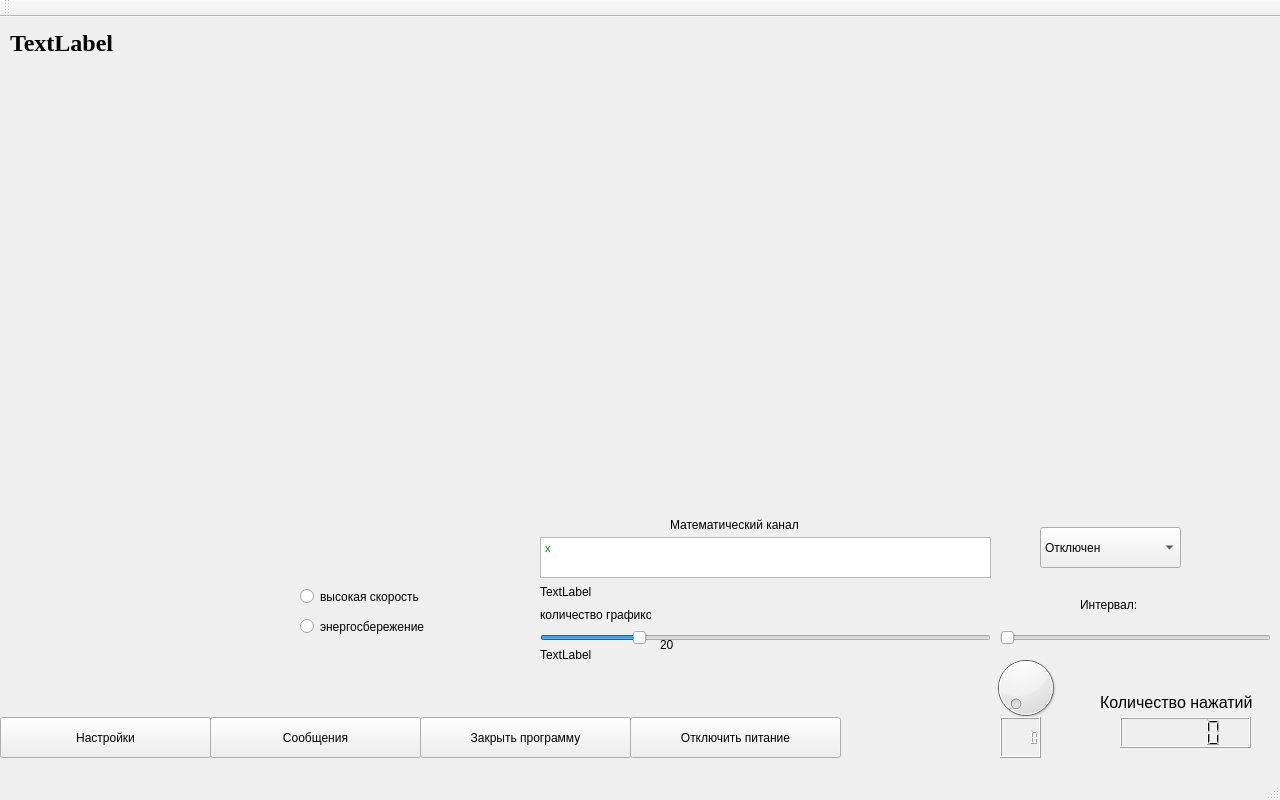
Qt form mainwindow.ui (tomyqg/topaz-m) before a commit.
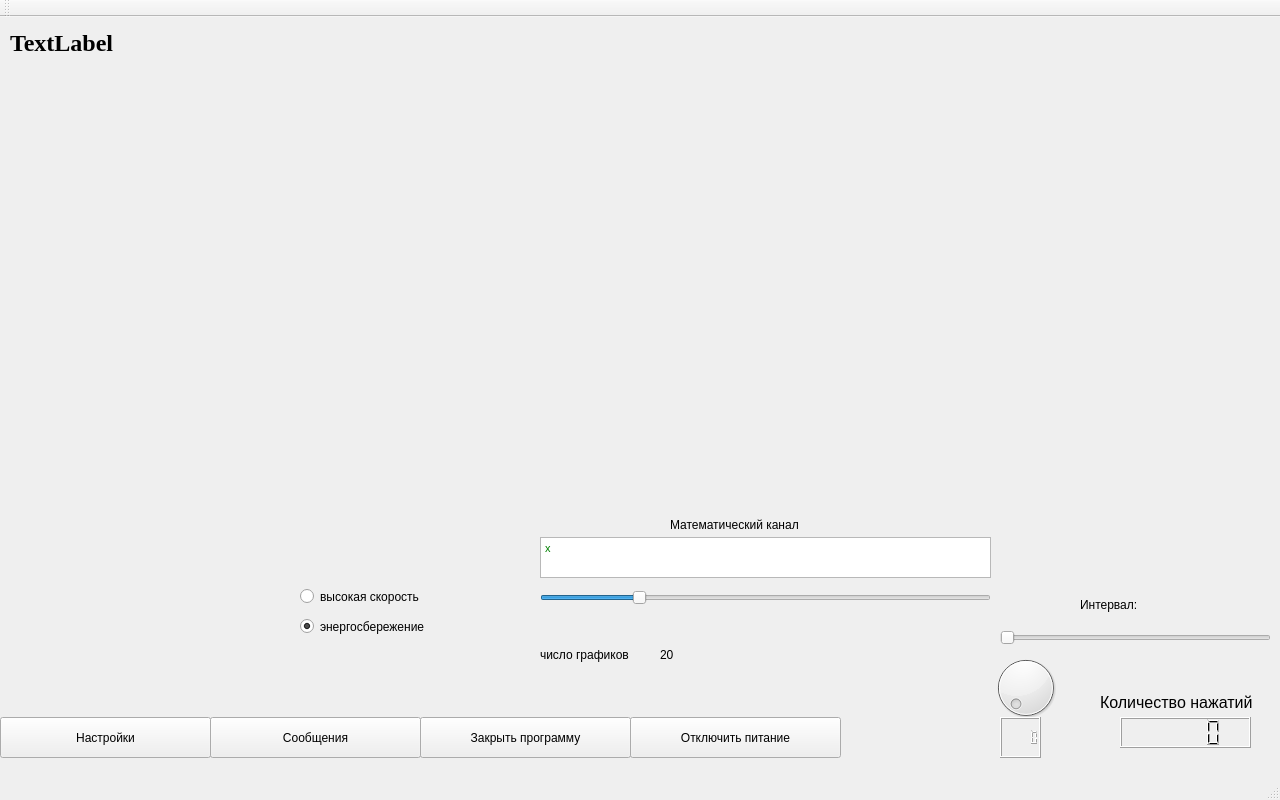
The same form after that commit. Icons and pictures are not drawn. Custom widgets are drawn as their Qt base class.

Diff of the .ui file:
```diff
--- a/mainwindow.ui
+++ b/mainwindow.ui
@@ -133,27 +133,11 @@
      <string>Математический канал</string>
     </property>
    </widget>
-   <widget class="QLabel" name="label_4">
-    <property name="geometry">
-     <rect>
-      <x>540</x>
-      <y>560</y>
-      <width>81</width>
-      <height>31</height>
-     </rect>
-    </property>
-    <property name="focusPolicy">
-     <enum>Qt::ClickFocus</enum>
-    </property>
-    <property name="text">
-     <string>TextLabel</string>
-    </property>
-   </widget>
    <widget class="QSlider" name="horizontalSlider">
     <property name="geometry">
      <rect>
       <x>540</x>
-      <y>610</y>
+      <y>570</y>
       <width>451</width>
       <height>22</height>
      </rect>
@@ -181,7 +165,7 @@
     <property name="geometry">
      <rect>
       <x>540</x>
-      <y>590</y>
+      <y>630</y>
       <width>111</width>
       <height>16</height>
      </rect>
@@ -190,14 +174,14 @@
      <enum>Qt::ClickFocus</enum>
     </property>
     <property name="text">
-     <string>количество графиков</string>
+     <string>число графиков</string>
     </property>
    </widget>
    <widget class="QLabel" name="label_6">
     <property name="geometry">
      <rect>
       <x>660</x>
-      <y>620</y>
+      <y>630</y>
       <width>111</width>
       <height>16</height>
      </rect>
@@ -303,22 +287,6 @@
      <string>Настройки</string>
     </property>
    </widget>
-   <widget class="QLabel" name="label_7">
-    <property name="geometry">
-     <rect>
-      <x>540</x>
-      <y>630</y>
-      <width>231</width>
-      <height>16</height>
-     </rect>
-    </property>
-    <property name="focusPolicy">
-     <enum>Qt::ClickFocus</enum>
-    </property>
-    <property name="text">
-     <string>TextLabel</string>
-    </property>
-   </widget>
    <widget class="QPushButton" name="pushButton_3">
     <property name="geometry">
      <rect>
@@ -335,61 +303,6 @@
      <string>Закрыть программу</string>
     </property>
    </widget>
-   <widget class="QComboBox" name="comboBox_13">
-    <property name="enabled">
-     <bool>true</bool>
-    </property>
-    <property name="geometry">
-     <rect>
-      <x>1040</x>
-      <y>510</y>
-      <width>141</width>
-      <height>41</height>
-     </rect>
-    </property>
-    <property name="mouseTracking">
-     <bool>false</bool>
-    </property>
-    <property name="focusPolicy">
-     <enum>Qt::ClickFocus</enum>
-    </property>
-    <property name="insertPolicy">
-     <enum>QComboBox::NoInsert</enum>
-    </property>
-    <property name="frame">
-     <bool>true</bool>
-    </property>
-    <item>
-     <property name="text">
-      <string>Отключен</string>
-     </property>
-    </item>
-    <item>
-     <property name="text">
-      <string>Ток</string>
-     </property>
-    </item>
-    <item>
-     <property name="text">
-      <string>Напряжение</string>
-     </property>
-    </item>
-    <item>
-     <property name="text">
-      <string>Резистивный термодатчик</string>
-     </property>
-    </item>
-    <item>
-     <property name="text">
-      <string>Термоэлемент</string>
-     </property>
-    </item>
-    <item>
-     <property name="text">
-      <string>Счетчик импульсов</string>
-     </property>
-    </item>
-   </widget>
    <widget class="QLabel" name="label">
     <property name="geometry">
      <rect>
@@ -471,6 +384,9 @@
     <property name="text">
      <string>энергосбережение</string>
     </property>
+    <property name="checked">
+     <bool>true</bool>
+    </property>
    </widget>
   </widget>
   <widget class="QMenuBar" name="menuBar">
```
